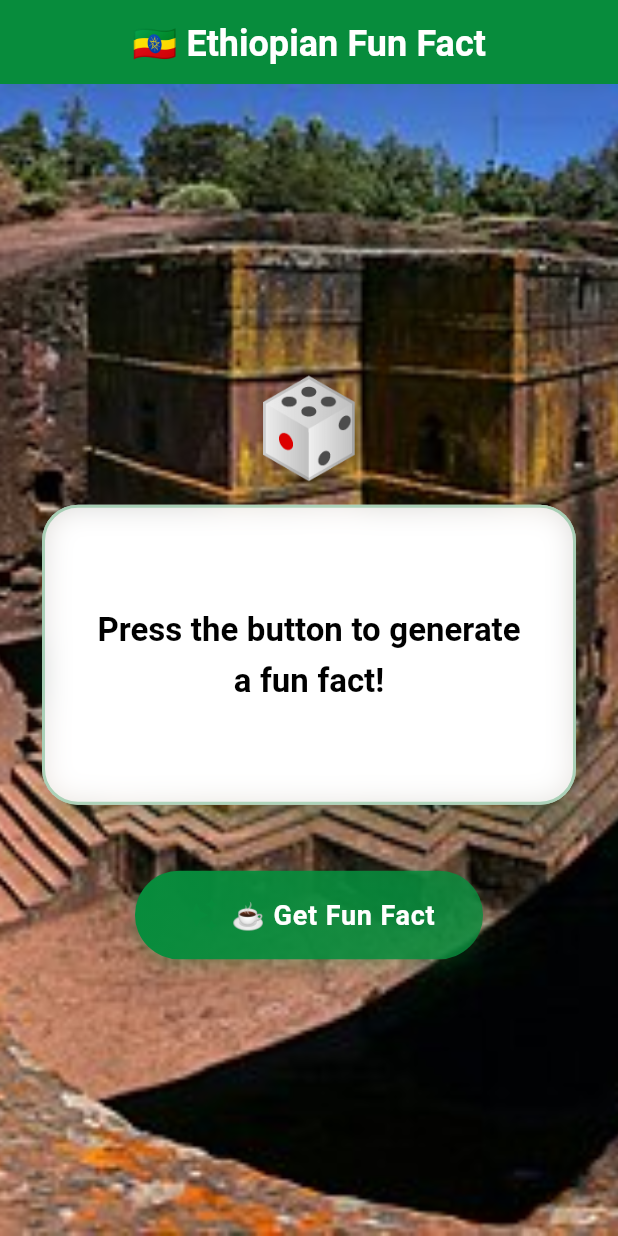
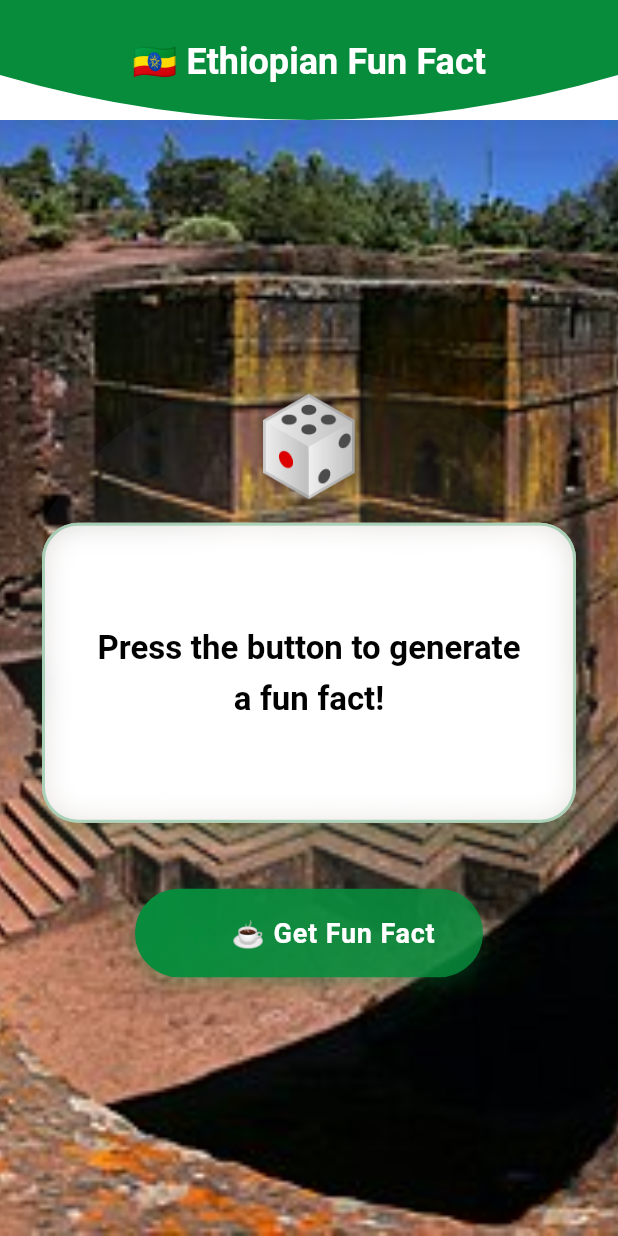
Before and after one commit to Abdurezakkemal/Ethiopain_fun_fact, a Flutter app: the screen it shows after launch, on a phone screen of 412 x 824 dp. Run offline on Flutter 3.47's test engine with Material 3 defaults, Android fonts, the light colour scheme and no system bars; our stand-ins replace audioplayers, google_fonts.

Commit message:
add a circular radius in app bar

```diff
--- a/lib/main.dart
+++ b/lib/main.dart
@@ -245,7 +245,11 @@ class _HomePageState extends State<HomePage>
   @override
   Widget build(BuildContext context) {
     return Scaffold(
-      appBar: AppBar(
+      appBar: PreferredSize(
+        preferredSize: const Size.fromHeight(80),
+        child: ClipPath(
+          clipper: AppBarBottomClipper(),
+          child: AppBar(
             backgroundColor: Theme.of(context).colorScheme.primary,
             title: Text(
               '🇪🇹 Ethiopian Fun Fact',
@@ -255,6 +259,9 @@ class _HomePageState extends State<HomePage>
             ),
             centerTitle: true,
             elevation: 0,
+            toolbarHeight: 80,
+          ),
+        ),
       ),
       body: Container(
         decoration: const BoxDecoration(
@@ -263,11 +270,30 @@ class _HomePageState extends State<HomePage>
             fit: BoxFit.cover,
           ),
         ),
-        child: SafeArea(
+        child: Stack(
+          children: [
+            // Circular gradient overlay for background
+            Center(
+              child: Container(
+                width: 500,
+                height: 500,
+                decoration: BoxDecoration(
+                  shape: BoxShape.circle,
+                  gradient: RadialGradient(
+                    colors: [
+                      Colors.white.withOpacity(0.25),
+                      Colors.transparent,
+                    ],
+                    radius: 0.8,
+                  ),
+                ),
+              ),
+            ),
+            SafeArea(
               child: Center(
                 child: SingleChildScrollView(
-              padding:
-                  const EdgeInsets.symmetric(horizontal: 24.0, vertical: 16.0),
+                  padding: const EdgeInsets.symmetric(
+                      horizontal: 24.0, vertical: 16.0),
                   child: Column(
                     mainAxisAlignment: MainAxisAlignment.center,
                     children: [
@@ -278,8 +304,11 @@ class _HomePageState extends State<HomePage>
                             (Widget child, Animation<double> animation) {
                           return ScaleTransition(
                             scale: animation,
-                          child:
-                              FadeTransition(opacity: animation, child: child));
+                            child: FadeTransition(
+                              opacity: animation,
+                              child: child,
+                            ),
+                          );
                         },
                         child: Text(
                           _currentEmojiIndex != null &&
@@ -414,7 +443,8 @@ class _HomePageState extends State<HomePage>
                                       height: 24,
                                       child: CircularProgressIndicator(
                                         strokeWidth: 2,
-                                    valueColor: AlwaysStoppedAnimation<Color>(
+                                        valueColor:
+                                            AlwaysStoppedAnimation<Color>(
                                                 Theme.of(context)
                                                     .colorScheme
                                                     .onPrimary),
@@ -427,14 +457,16 @@ class _HomePageState extends State<HomePage>
                                   fontSize: 18,
                                   fontWeight: FontWeight.bold,
                                   letterSpacing: 0.5,
-                              color: Theme.of(context).colorScheme.onPrimary,
+                                  color:
+                                      Theme.of(context).colorScheme.onPrimary,
                                 ),
                               ),
                               style: ButtonStyle(
                                 backgroundColor:
                                     MaterialStateProperty.resolveWith<Color>(
                                   (Set<MaterialState> states) {
-                                if (states.contains(MaterialState.disabled)) {
+                                    if (states
+                                        .contains(MaterialState.disabled)) {
                                       return Theme.of(context)
                                           .colorScheme
                                           .primary
@@ -463,7 +495,26 @@ class _HomePageState extends State<HomePage>
                 ),
               ),
             ),
+          ],
+        ),
       ),
     );
   }
 }
+
+// Custom clipper for AppBar with rounded bottom
+class AppBarBottomClipper extends CustomClipper<Path> {
+  @override
+  Path getClip(Size size) {
+    final path = Path();
+    path.lineTo(0, size.height - 30);
+    path.quadraticBezierTo(
+        size.width / 2, size.height + 30, size.width, size.height - 30);
+    path.lineTo(size.width, 0);
+    path.close();
+    return path;
+  }
+
+  @override
+  bool shouldReclip(CustomClipper<Path> oldClipper) => false;
+}
```
Lines whose indentation alone changed are shown as unchanged.
